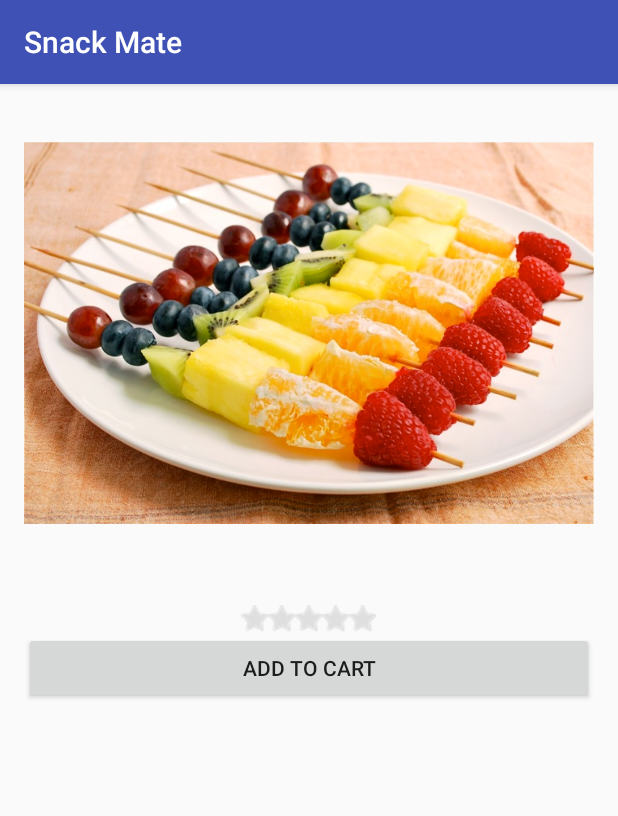
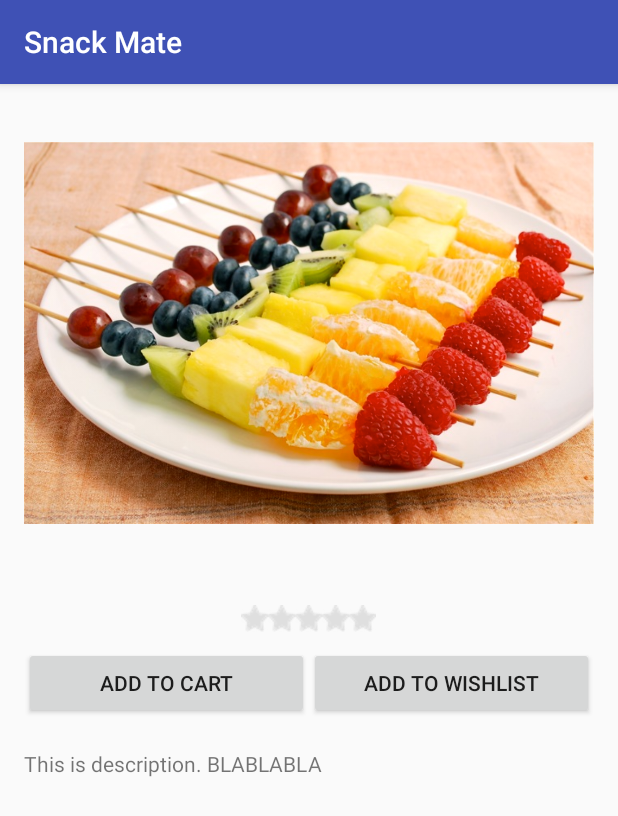
Before and after one commit to YilunLiu/SnackMate, an Android app: the ItemDetailActivity screen opened directly, with no data from a screen before it, on a phone screen of 412 x 824 dp. Shown: the top 816 px of the screen. Run offline under Robolectric (Android 15) with nearby library versions, the phone set to English and light mode, and no system bars; 3 statements that could not run were skipped.

Commit message:
RoundButton and Wishlist button

```diff
--- a/app/build.gradle
+++ b/app/build.gradle
@@ -18,7 +18,10 @@ android {
         }
     }
 }
-
+repositories {
+    mavenCentral()
+    mavenLocal()
+}
 dependencies {
     compile fileTree(dir: 'libs', include: ['*.jar'])
     testCompile 'junit:junit:4.12'
@@ -27,5 +30,6 @@ dependencies {
     compile 'com.parse.bolts:bolts-android:1.+'
     compile 'com.parse:parse-android:1.+'
     compile 'com.github.kikoso:SwipeableCards:1.1-RELEASE@aar'
+    compile 'com.github.markushi:circlebutton:1.1'
 
 }
--- a/app/src/main/res/layout/activity_item_detail.xml
+++ b/app/src/main/res/layout/activity_item_detail.xml
@@ -36,10 +36,27 @@
         android:numStars="5"
         android:stepSize="0.01"
         android:isIndicator="true"/>
-    <Button
-        android:layout_width="fill_parent"
+    <LinearLayout
+        android:layout_width="match_parent"
         android:layout_height="wrap_content"
-        android:text="Add To Cart"/>
+        android:layout_marginTop="10dp"
+        android:layout_marginBottom="20dp">
+        <Button
+            android:layout_weight="1"
+            android:layout_width="fill_parent"
+            android:layout_height="wrap_content"
+            android:text="Add To Cart"/>
+        <Button
+            android:layout_weight="1"
+            android:layout_width="fill_parent"
+            android:layout_height="wrap_content"
+            android:text="Add To Wishlist"/>
+    </LinearLayout>
+    <TextView
+
+        android:layout_width="match_parent"
+        android:layout_height="wrap_content"
+        android:text="This is description. BLABLABLA"/>
 
 
 </LinearLayout>
```
Also changed, not shown: app/src/main/res/layout/activity_shuffle.xml (+24 -1 lines), app/src/main/res/drawable-hdpi/ic_action_heart.png (added), app/src/main/res/drawable-ldpi/ic_action_heart.png (added), app/src/main/res/drawable-ldpi/ic_action_trash.png (added), app/src/main/res/drawable-mdpi/ic_action_heart.png (added), app/src/main/res/drawable-mdpi/ic_action_trash.png (added), app/src/main/res/drawable-tvdpi/ic_action_heart.png (added), app/src/main/res/drawable-tvdpi/ic_action_trash.png (added), app/src/main/res/drawable-xhdpi/ic_action_heart.png (added), app/src/main/res/drawable-xhdpi/ic_action_trash.png (added), app/src/main/res/drawable-xxhdpi/ic_action_heart.png (added), app/src/main/res/drawable-xxhdpi/ic_action_trash.png (added), app/src/main/res/drawable-xxxhdpi/ic_action_heart.png (added), app/src/main/res/drawable-xxxhdpi/ic_action_trash.png (added), 1 other file.
